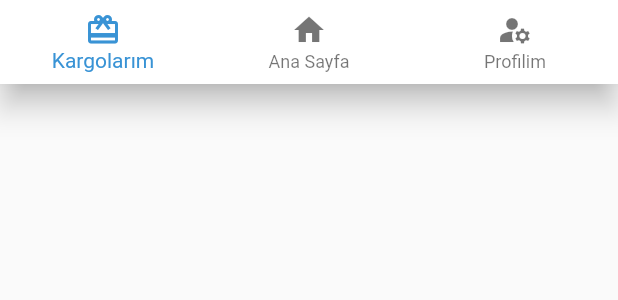
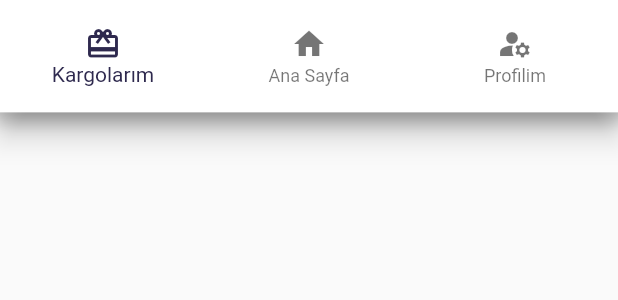
Before and after one commit to ClosePrize/Atlas_Mobile_App, a Flutter app: the BottomNavBar widget shown alone on an empty page, opened directly, on a phone screen of 412 x 824 dp. Shown: the top 300 px of the screen. Run offline on Flutter 3.47's test engine with Material 2 defaults, Android fonts, the phone set to English and light mode, and no system bars; our stand-ins replace firebase_auth, firebase_core; accounts and stored records are empty.

```diff
--- a/lib/kargo/widgets/bottomnavigationbar.dart
+++ b/lib/kargo/widgets/bottomnavigationbar.dart
@@ -17,7 +17,17 @@ class _BottomNavBarState extends State<BottomNavBar> {
   @override
   Widget build(BuildContext context) {
     return Container(
+      decoration: BoxDecoration(
+        boxShadow: [
+          BoxShadow(color: Colors.grey.withOpacity(0.5),
+        spreadRadius: 5,
+        blurRadius: 7,
+        offset: Offset(0, 3),)
+        ]
+      ),
+      height: MediaQuery.of(context).size.height/11,
       child: BottomNavigationBar(
+
         backgroundColor: Colors.white,
           items: const <BottomNavigationBarItem>[
             BottomNavigationBarItem(
@@ -34,7 +44,7 @@ class _BottomNavBarState extends State<BottomNavBar> {
             ),
           ],
           currentIndex: _selectedIndex,
-          selectedItemColor: kargoPrimaryColor,
+          selectedItemColor: kitblueColor,
           onTap: _onItemTapped,
       ),
     );
```
